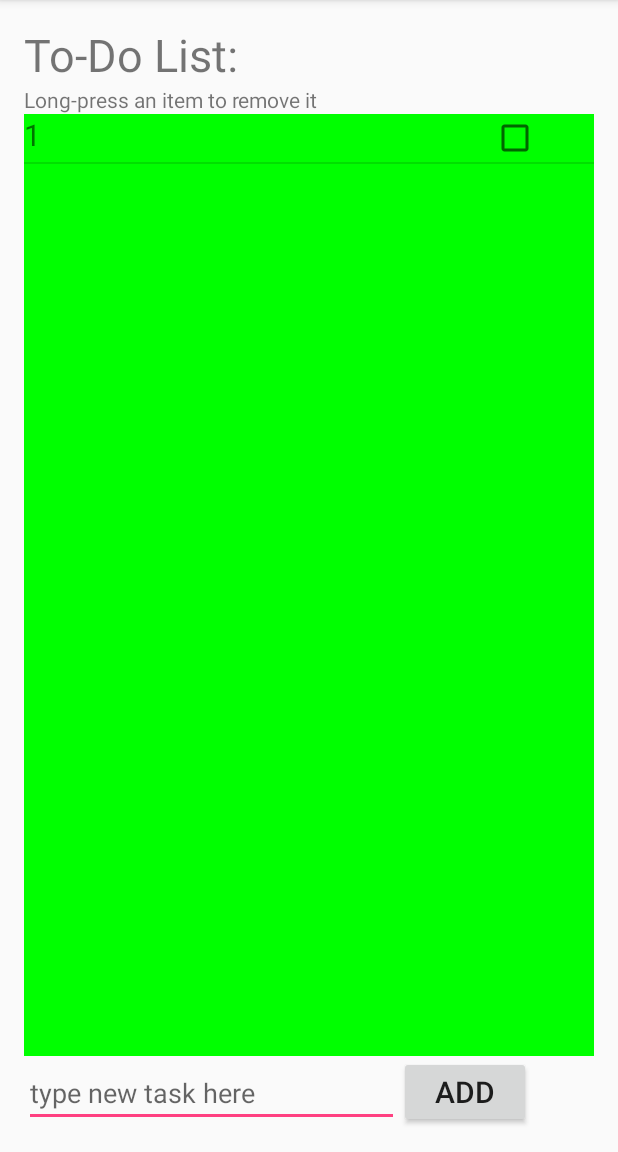
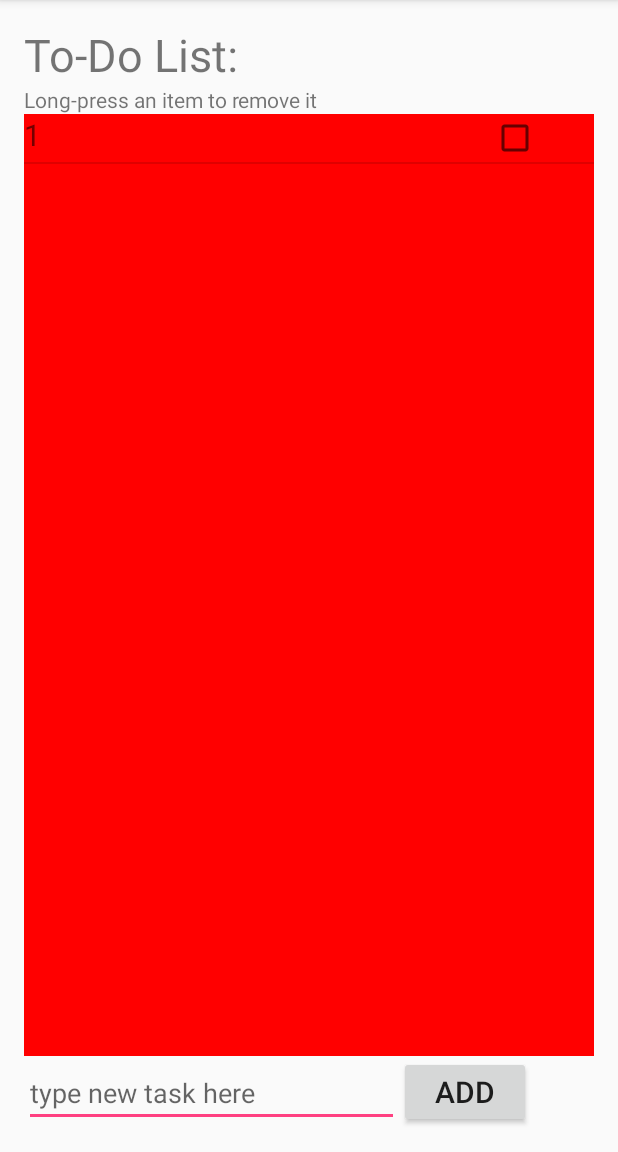
Before and after one commit to ArendvD/ArendVanDormalen-pset4, an Android app: the screen it shows after launch (MainActivity), after a tap on "ADD", on a phone screen of 412 x 824 dp, the part 84-1236 px from its top. Run offline under Robolectric (Android 15) with nearby library versions, the phone set to English and light mode, and no system bars.

```diff
--- a/app/src/main/java/arend/arendvandormalen_pset4/MainActivity.java
+++ b/app/src/main/java/arend/arendvandormalen_pset4/MainActivity.java
@@ -11,7 +11,10 @@ import android.widget.EditText;
 import android.widget.ListAdapter;
 import android.widget.ListView;
 import android.widget.SimpleAdapter;
+import android.widget.TextView;
 import android.widget.Toast;
+
+import org.w3c.dom.Text;
 
 import java.util.ArrayList;
 import java.util.Arrays;
@@ -23,20 +26,14 @@ public class MainActivity extends AppCompatActivity {
     ListView listView;
     DBHelper dbHelper;
     int[] colorList = new int[]{Color.RED, Color.YELLOW, Color.GREEN, Color.BLUE};
+    int colorListPosition = 0;
 
     @Override
     protected void onCreate(Bundle savedInstanceState) {
         super.onCreate(savedInstanceState);
         setContentView(R.layout.activity_main);
         listView = (ListView)findViewById(R.id.to_do_list);
-
-
-/*
-        listView.setOnItemClickListener();
-        listView.setOnItemLongClickListener(new AdapterView.OnItemLongClickListener(){
-
-        });
-*/
+        listView.setBackgroundColor(colorList[colorListPosition]);
         showAll();
     }
 
@@ -52,7 +49,10 @@ public class MainActivity extends AppCompatActivity {
         EditText newTaskView = (EditText)findViewById(R.id.add_bar);
         String newTaskString = newTaskView.getText().toString();
         Log.d("Adding", newTaskString);
-        Task newTask = new Task(newTaskString, "no");
+        HashMap<String,String> taskData = new HashMap<>();
+        taskData.put("task", newTaskString);
+        taskData.put("checked", "no");
+        Task newTask = new Task(taskData);
         if (newTask.id == 0){
             dbHelper.create(newTask);
         } else {
@@ -63,22 +63,32 @@ public class MainActivity extends AppCompatActivity {
         showAll();
     }
 
-
-
     public void showAll(){
 
         final DBHelper dbHelper = new DBHelper(this);
         ArrayList<HashMap<String,String>> toDoList = dbHelper.read();
+
+
+
         SimpleAdapter taskAdapter = new SimpleAdapter(this, toDoList,
                 R.layout.single_task, new String[]{"id", "task"},
                 new int[]{R.id.task_id, R.id.task_text});
 
         listView.setAdapter(taskAdapter);
-        listView.setBackgroundColor(colorList[2]);
+        //TextView emptyID = (TextView)findViewById(R.id.task_id);
+        //emptyID.setText("");
+
         listView.setOnItemClickListener(new AdapterView.OnItemClickListener() {
             @Override
-            public void onItemClick(AdapterView<?> parent, View view, int position, long id) {
+            public void onItemClick(AdapterView<?> adapterView, View view, int position, long id) {
                 Toast.makeText(MainActivity.this, "Item Clicked " + position, Toast.LENGTH_SHORT).show();
+
+                if (colorListPosition < colorList.length-1)
+                    colorListPosition++;
+                else
+                    colorListPosition = 0;
+
+                listView.setBackgroundColor(colorList[colorListPosition]);
 
             }
         });
@@ -87,8 +97,11 @@ public class MainActivity extends AppCompatActivity {
             public boolean onItemLongClick(AdapterView<?> adapterView, View view, int position, long id){
                 Toast.makeText(MainActivity.this, "Item to Delete " + position, Toast.LENGTH_SHORT).show();
 
-                Task deleteTask = (Task) adapterView.getItemAtPosition(position);
-                dbHelper.delete(deleteTask);
+                HashMap<String, String> deleteTaskMap = (HashMap<String, String>) adapterView.getItemAtPosition(position);
+                String deleteID = deleteTaskMap.get("id");
+
+                dbHelper.delete(deleteID);
+                showAll();
 
                 return true;
             }
--- a/app/src/main/java/arend/arendvandormalen_pset4/Task.java
+++ b/app/src/main/java/arend/arendvandormalen_pset4/Task.java
@@ -1,4 +1,6 @@
 package arend.arendvandormalen_pset4;
+
+import java.util.HashMap;
 
 /**
  * Created by Arend on 2016-11-22.
@@ -11,9 +13,9 @@ public class Task {
     public String task;
     public String checked;
 
-    public Task(String task, String checked){
-        this.task = task;
+    public Task(HashMap<String, String> taskData){
+        this.task = taskData.get("task");
         id = 0;
-        this.checked = checked;
+        this.checked = taskData.get("checked");
     }
 }
--- a/app/src/main/res/layout/single_task.xml
+++ b/app/src/main/res/layout/single_task.xml
@@ -24,7 +24,7 @@
         android:layout_height="wrap_content"
         android:id="@+id/task_checked"
         android:checked="false"
-        android:focusable="false"/>
+        android:focusable="false" />
 
 
 </LinearLayout>
```
Also changed, not shown: app/src/main/java/arend/arendvandormalen_pset4/DBHelper.java (+2 -5 lines), app/src/main/java/arend/arendvandormalen_pset4/TaskAdapter.java (added, +24 -0 lines).
